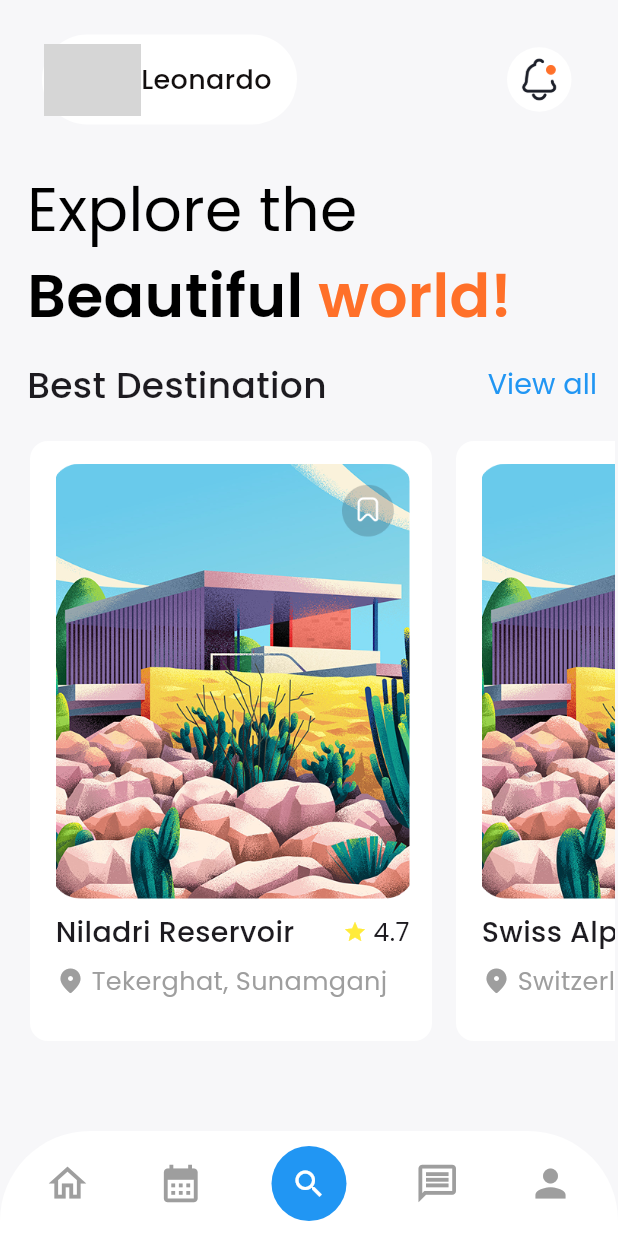
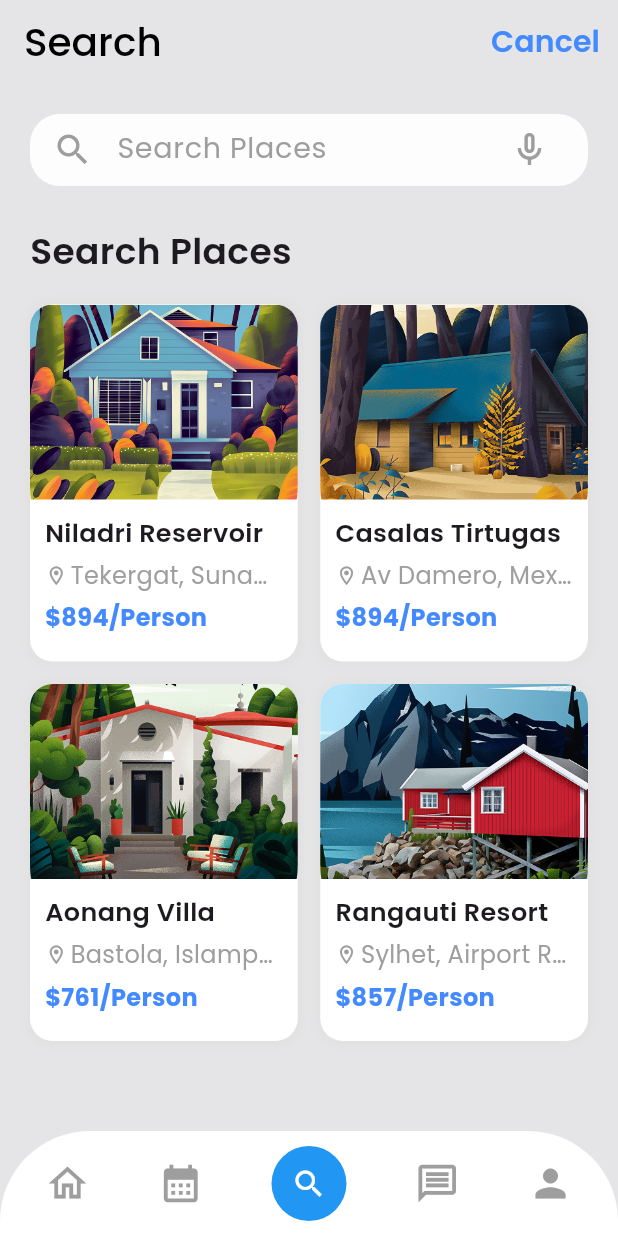
Before and after one commit to C2W-Flutter6/Apps_UI, a Flutter app: the screen it shows after launch, on a phone screen of 412 x 824 dp. Run offline on Flutter 3.47's test engine with Material 3 defaults, Android fonts, the phone set to English and light mode, and no system bars; our stand-ins replace font_awesome_flutter, google_fonts; grey boxes are pictures that could not be loaded.

Commit message:
Search Page details

```diff
--- a/travelapp_ui/lib/main.dart
+++ b/travelapp_ui/lib/main.dart
@@ -3,6 +3,8 @@ import 'package:flutter/material.dart';
 import 'package:travelapp_ui/home_page.dart';
 //import 'package:travelapp_ui/splashScreen.dart';
 //import 'package:travelapp_ui/signin_page.dart';
+import 'package:travelapp_ui/view/details_page.dart';
+import 'package:travelapp_ui/view/searchScreen.dart';
 
 void main() {
   runApp(const MainApp());
@@ -13,9 +15,6 @@ class MainApp extends StatelessWidget {
 
   @override
   Widget build(BuildContext context) {
-    return const MaterialApp(
-      debugShowCheckedModeBanner: false,
-      home: HomePage(),
-    );
+    return MaterialApp(debugShowCheckedModeBanner: false, home: SearchScreen());
   }
 }
--- /dev/null
+++ b/travelapp_ui/lib/view/searchScreen.dart
@@ -0,0 +1,238 @@
+import 'package:flutter/material.dart';
+import 'package:google_fonts/google_fonts.dart';
+import 'package:font_awesome_flutter/font_awesome_flutter.dart';
+
+class SearchScreen extends StatelessWidget {
+  final List<Map<String, String>> places = [
+    {
+      "image": "assets/Niladi_reservoir.png",
+      "name": "Niladri Reservoir",
+      "location": "Tekergat, Sunamganj",
+      "price": "\$894/Person",
+    },
+    {
+      "image": "assets/Casalas_Tirtugas.png",
+      "name": "Casalas Tirtugas",
+      "location": "Av Damero, Mexico",
+      "price": "\$894/Person",
+    },
+    {
+      "image": "assets/Aonnang Villa.png",
+      "name": "Aonang Villa",
+      "location": "Bastola, Islampur",
+      "price": "\$761/Person",
+    },
+    {
+      "image": "assets/Rangauti_Resort.png",
+      "name": "Rangauti Resort",
+      "location": "Sylhet, Airport Road",
+      "price": "\$857/Person",
+    },
+  ];
+
+  @override
+  Widget build(BuildContext context) {
+    return Scaffold(
+      backgroundColor: Color.fromRGBO(229, 229, 231, 1),
+      appBar: AppBar(
+        backgroundColor: Colors.transparent,
+        elevation: 0,
+        title: Text(
+          "Search",
+          textAlign: TextAlign.center,
+          style: GoogleFonts.poppins(
+            color: Colors.black,
+            fontSize: 26,
+            fontWeight: FontWeight.w500,
+          ),
+        ),
+        actions: [
+          TextButton(
+            onPressed: () {},
+            child: Text(
+              "Cancel",
+              style: GoogleFonts.poppins(
+                color: Colors.blueAccent,
+                fontSize: 20,
+                fontWeight: FontWeight.w600,
+              ),
+            ),
+          ),
+        ],
+      ),
+      body: Padding(
+        padding: const EdgeInsets.all(20),
+        child: Column(
+          crossAxisAlignment: CrossAxisAlignment.start,
+          children: [
+            // Search Bar
+            Container(
+              padding: EdgeInsets.symmetric(horizontal: 15),
+              decoration: BoxDecoration(
+                color: const Color.fromARGB(255, 254, 253, 253),
+                borderRadius: BorderRadius.circular(20),
+              ),
+              child: TextField(
+                decoration: InputDecoration(
+                  hintText: "Search Places",
+                  hintStyle: GoogleFonts.poppins(
+                    color: Colors.grey,
+                    fontSize: 19,
+                  ),
+                  border: InputBorder.none,
+                  icon: Icon(Icons.search, color: Colors.grey, size: 27),
+                  suffixIcon: Icon(
+                    Icons.mic_none_outlined,
+                    color: Colors.grey,
+                    size: 27,
+                  ),
+                ),
+              ),
+            ),
+            SizedBox(height: 26),
+            Text(
+              "Search Places",
+              style: GoogleFonts.poppins(
+                fontSize: 24,
+                fontWeight: FontWeight.w600,
+              ),
+            ),
+            SizedBox(height: 19),
+            Expanded(
+              child: GridView.builder(
+                itemCount: places.length,
+                gridDelegate: SliverGridDelegateWithFixedCrossAxisCount(
+                  crossAxisCount: 2,
+                  crossAxisSpacing: 15,
+                  mainAxisSpacing: 15,
+                  childAspectRatio: 0.75,
+                ),
+                itemBuilder: (context, index) {
+                  return _buildPlaceCard(
+                    places[index]["image"]!,
+                    places[index]["name"]!,
+                    places[index]["location"]!,
+                    places[index]["price"]!,
+                  );
+                },
+              ),
+            ),
+          ],
+        ),
+      ),
+      bottomNavigationBar: _buildBottomNavBar(),
+    );
+  }
+
+  Widget _buildPlaceCard(
+    String image,
+    String name,
+    String location,
+    String price,
+  ) {
+    return Container(
+      decoration: BoxDecoration(
+        borderRadius: BorderRadius.circular(15),
+        color: Colors.white,
+        boxShadow: [
+          BoxShadow(
+            color: Colors.grey.shade300,
+            blurRadius: 5,
+            spreadRadius: 2,
+          ),
+        ],
+      ),
+      child: Column(
+        crossAxisAlignment: CrossAxisAlignment.start,
+        children: [
+          ClipRRect(
+            borderRadius: BorderRadius.only(
+              topLeft: Radius.circular(15),
+              topRight: Radius.circular(15),
+            ),
+            child: Image.asset(
+              image,
+              width: double.infinity,
+              height: 130,
+              fit: BoxFit.cover,
+            ),
+          ),
+          Padding(
+            padding: const EdgeInsets.all(10),
+            child: Column(
+              crossAxisAlignment: CrossAxisAlignment.start,
+              children: [
+                Text(
+                  name,
+                  style: GoogleFonts.poppins(
+                    fontSize: 17,
+                    fontWeight: FontWeight.w600,
+                  ),
+                ),
+                SizedBox(height: 5),
+                Row(
+                  children: [
+                    Icon(
+                      Icons.location_on_outlined,
+                      color: Colors.grey,
+                      size: 15,
+                    ),
+                    SizedBox(width: 2),
+                    Expanded(
+                      child: Text(
+                        location,
+                        style: GoogleFonts.poppins(
+                          fontSize: 16,
+                          color: Colors.grey,
+                        ),
+                        overflow: TextOverflow.ellipsis,
+                      ),
+                    ),
+                  ],
+                ),
+                SizedBox(height: 5.5),
+                Text(
+                  price,
+                  style: GoogleFonts.poppins(
+                    fontSize: 16,
+                    color: Colors.blueAccent,
+                    fontWeight: FontWeight.bold,
+                  ),
+                ),
+              ],
+            ),
+          ),
+        ],
+      ),
+    );
+  }
+
+  Widget _buildBottomNavBar() {
+    return Container(
+      height: 70,
+      decoration: BoxDecoration(
+        color: Colors.white,
+        borderRadius: BorderRadius.vertical(top: Radius.circular(60)),
+      ),
+      padding: EdgeInsets.symmetric(horizontal: 30, vertical: 10),
+      child: Row(
+        mainAxisAlignment: MainAxisAlignment.spaceBetween,
+        children: [
+          Icon(Icons.home_outlined, size: 30, color: Colors.grey),
+          Icon(Icons.calendar_month, size: 30, color: Colors.grey),
+          Container(
+            width: 50,
+            height: 50,
+            decoration: BoxDecoration(
+              shape: BoxShape.circle,
+              color: Colors.blue,
+            ),
+            child: Icon(Icons.search, color: Colors.white),
+          ),
+          Icon(Icons.message_outlined, size: 30, color: Colors.grey),
+          Icon(Icons.person, size: 30, color: Colors.grey),
+        ],
+      ),
+    );
+  }
+}
--- a/travelapp_ui/pubspec.yaml
+++ b/travelapp_ui/pubspec.yaml
@@ -11,6 +11,7 @@ dependencies:
   flutter:
     sdk: flutter
   flutter_svg: ^2.0.17
+  font_awesome_flutter: ^10.8.0
   google_fonts: ^6.2.1
 
 dev_dependencies:
```
Also changed, not shown: travelapp_ui/lib/home_page.dart (+10 -2 lines), travelapp_ui/lib/view/details_page.dart (added, +187 -0 lines), travelapp_ui/assets/Aonnang Villa.png (added), travelapp_ui/assets/Casalas_Tirtugas.png (added), travelapp_ui/assets/Niladi_reservoir.png (added), travelapp_ui/assets/Rangauti_Resort.png (added), travelapp_ui/lib/view/profile_page.dart (added), travelapp_ui/pubspec.lock.
